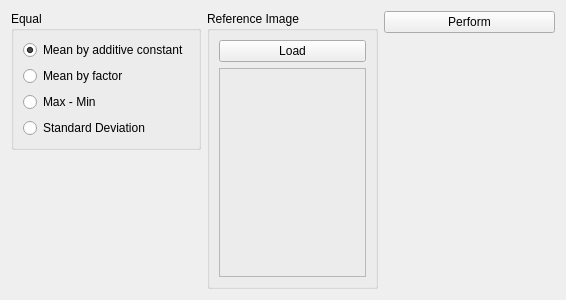
This is source/modules/normalize_statistic/NormalizeStatisticWidget.ui in josefkoller/ambient_image_processor as Qt 5 draws it before an edit. The edited form follows.
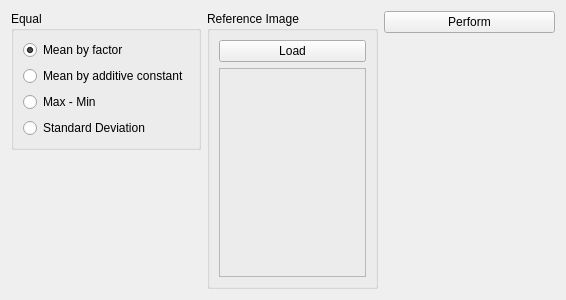
This is the edited form.

What changed in the file:
```diff
--- a/source/modules/normalize_statistic/NormalizeStatisticWidget.ui
+++ b/source/modules/normalize_statistic/NormalizeStatisticWidget.ui
@@ -27,9 +27,9 @@
      </property>
      <layout class="QVBoxLayout" name="verticalLayout">
       <item>
-       <widget class="QRadioButton" name="mean_add_constant_checkbox">
+       <widget class="QRadioButton" name="mean_factor_checkbox">
         <property name="text">
-         <string>Mean by additive constant</string>
+         <string>Mean by factor</string>
         </property>
         <property name="checked">
          <bool>true</bool>
@@ -37,9 +37,12 @@
        </widget>
       </item>
       <item>
-       <widget class="QRadioButton" name="mean_factor_checkbox">
+       <widget class="QRadioButton" name="mean_add_constant_checkbox">
         <property name="text">
-         <string>Mean by factor</string>
+         <string>Mean by additive constant</string>
+        </property>
+        <property name="checked">
+         <bool>false</bool>
         </property>
        </widget>
       </item>
```
